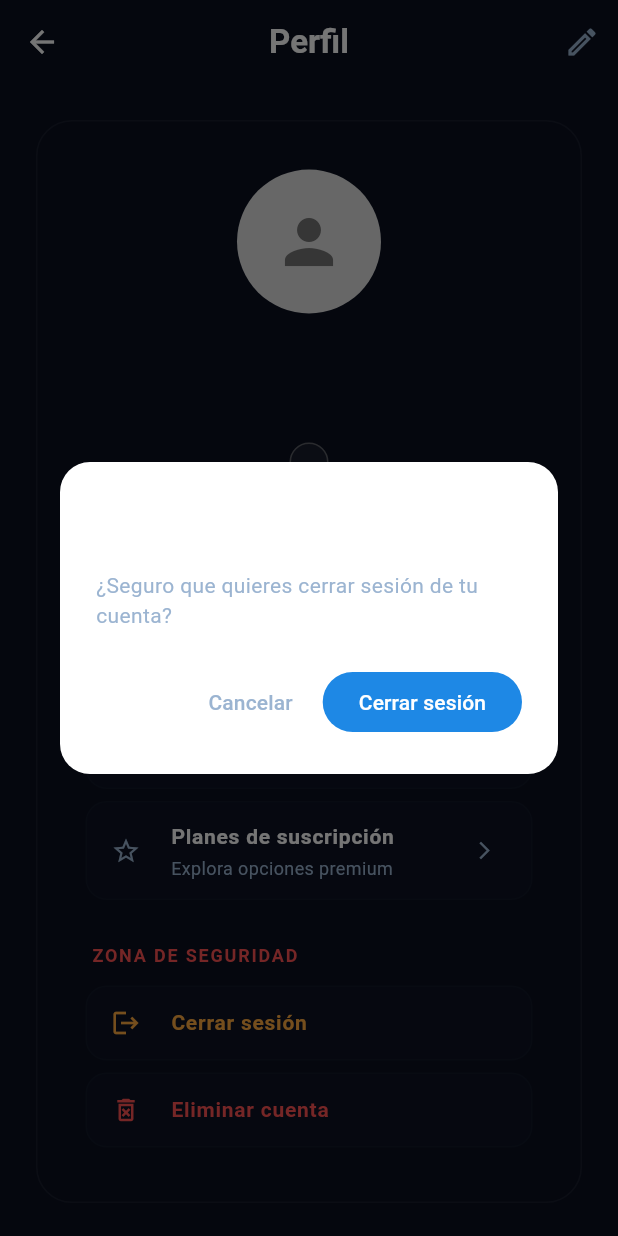
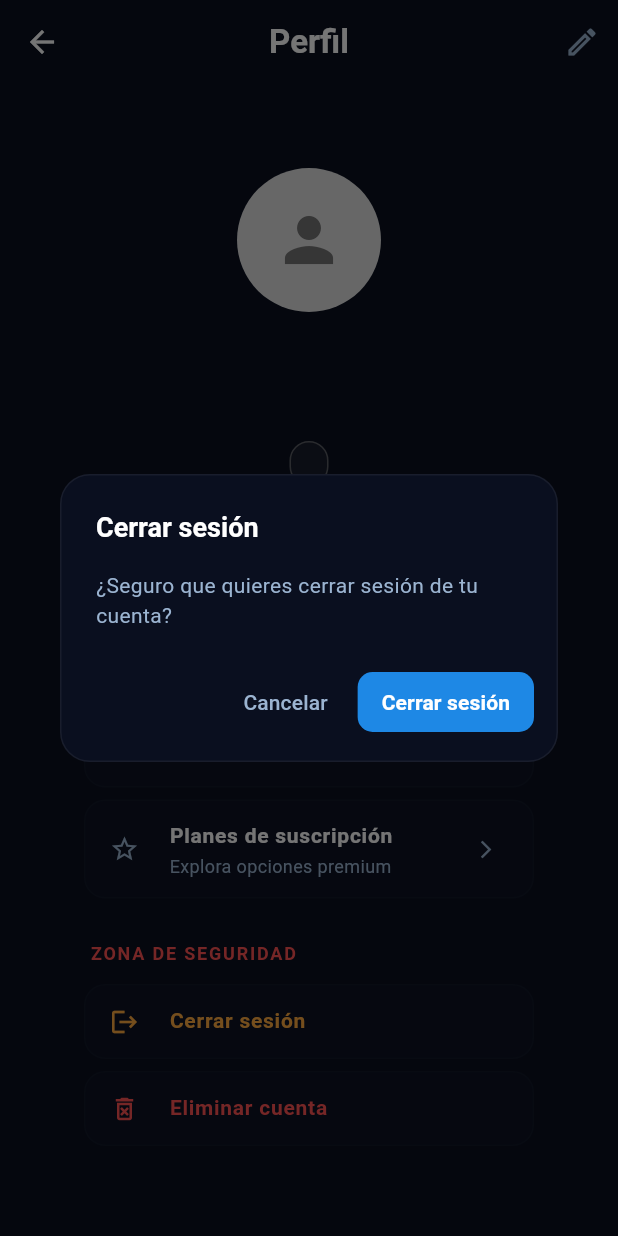
Before and after one commit to albertoUbe/flee_front, a Flutter app: the ProfileScreen screen opened directly, after a tap on "Cerrar sesión", on a phone screen of 412 x 824 dp. Run offline on Flutter 3.47's test engine with Material 3 defaults, Android fonts, the phone set to English and light mode, and no system bars; our stand-ins replace cached_network_image, image_picker, shared_preferences; accounts and stored records are empty; network calls fail.

Commit message:
Commit front-end modificated

```diff
--- a/lib/screens/main_shell.dart
+++ b/lib/screens/main_shell.dart
@@ -1,6 +1,6 @@
 import 'package:flee_front/core/theme/theme_dark_light.dart';
 import 'package:flutter/material.dart';
-import '../main.dart'; // para acceder a themeNotifier
+import '../main.dart';
 import 'feed/feed_screen.dart';
 import 'communities/communities_screen.dart';
 import 'profile/profile_screen.dart';
--- a/lib/screens/profile/profile_screen.dart
+++ b/lib/screens/profile/profile_screen.dart
@@ -15,7 +15,6 @@ class ProfileScreen extends StatefulWidget {
 }
 
 class _ProfileScreenState extends State<ProfileScreen> {
-  // Paleta de colores unificada y compartida de Flee
   static const Color bgDark = Color(0xFF0A0F1F);
   static const Color textMuted = Color(0xFF9BB4D1);
   static const Color accentBlue = Color(0xFF42A5F5);
@@ -45,8 +44,19 @@ class _ProfileScreenState extends State<ProfileScreen> {
       builder: (context, constraints) {
         final bool isDesktop = constraints.maxWidth > 600;
 
-        return Scaffold(
-          backgroundColor: bgDark,
+        return Container(
+          decoration: isDesktop
+              ? const BoxDecoration(
+                  gradient: RadialGradient(
+                    center: Alignment(0.0, -0.2),
+                    radius: 1.3,
+                    colors: [gradientStart, gradientEnd],
+                    stops: [0.0, 1.0],
+                  ),
+                )
+              : const BoxDecoration(color: bgDark),
+          child: Scaffold(
+            backgroundColor: Colors.transparent,
             appBar: AppBar(
               backgroundColor: Colors.transparent,
               elevation: 0,
@@ -63,45 +73,39 @@ class _ProfileScreenState extends State<ProfileScreen> {
                   icon: const Icon(Icons.edit_outlined, color: textMuted),
                   onPressed: () => Navigator.push(
                     context,
-                  MaterialPageRoute(builder: (_) => const EditProfileScreen()),
+                    MaterialPageRoute(
+                      builder: (_) => const EditProfileScreen(),
+                    ),
                   ),
                 ),
               ],
             ),
-          extendBodyBehindAppBar: true,
-          body: Container(
-            width: double.infinity,
-            height: double.infinity,
-            decoration: isDesktop
-                ? const BoxDecoration(
-                    gradient: RadialGradient(
-                      center: Alignment(0.0, -0.2),
-                      radius: 1.3,
-                      colors: [gradientStart, gradientEnd],
-                      stops: [0.0, 1.0],
-                    ),
-                  )
-                : const BoxDecoration(color: bgDark),
-            child: SafeArea(
+            body: SafeArea(
               child: Center(
                 child: SingleChildScrollView(
-                  padding: const EdgeInsets.all(24),
+                  padding: const EdgeInsets.symmetric(
+                    horizontal: 24,
+                    vertical: 10,
+                  ),
                   child: ConstrainedBox(
                     constraints: const BoxConstraints(maxWidth: 500),
                     child: Container(
-                      // Mismo padding interno que la tarjeta de comunidad
-                      padding: const EdgeInsets.all(32),
-                      decoration: BoxDecoration(
+                      padding: const EdgeInsets.symmetric(
+                        horizontal: 32,
+                        vertical: 24,
+                      ),
+                      decoration: isDesktop
+                          ? BoxDecoration(
                               color: bgDark.withValues(alpha: 0.6),
                               borderRadius: BorderRadius.circular(24),
                               border: Border.all(
                                 color: Colors.white.withValues(alpha: 0.06),
                               ),
-                      ),
+                            )
+                          : const BoxDecoration(),
                       child: Column(
                         crossAxisAlignment: CrossAxisAlignment.start,
                         children: [
-                          // 1. Cabecera del Perfil (Avatar + Info Principal) Centrada
                           Center(
                             child: Column(
                               children: [
@@ -143,8 +147,6 @@ class _ProfileScreenState extends State<ProfileScreen> {
                             ),
                           ),
                           const SizedBox(height: 32),
-
-                          // 2. Sección: Cuenta y Suscripción
                           const Padding(
                             padding: EdgeInsets.only(left: 4, bottom: 8),
                             child: Text(
@@ -195,8 +197,6 @@ class _ProfileScreenState extends State<ProfileScreen> {
                             ),
                           ),
                           const SizedBox(height: 24),
-
-                          // 3. Sección: Zona de Peligro
                           const Padding(
                             padding: EdgeInsets.only(left: 4, bottom: 8),
                             child: Text(
@@ -236,7 +236,6 @@ class _ProfileScreenState extends State<ProfileScreen> {
     );
   }
 
-  /// Elemento de lista estilizado para encajar perfectamente de forma nativa en la Card
   Widget _buildTile({
     required IconData icon,
     required String title,
@@ -249,9 +248,7 @@ class _ProfileScreenState extends State<ProfileScreen> {
     return Container(
       margin: const EdgeInsets.symmetric(vertical: 4),
       decoration: BoxDecoration(
-        color: const Color(
-          0xFF0F172A,
-        ).withValues(alpha: 0.4), // Integración sutil dentro de la Card
+        color: const Color(0xFF0F172A).withValues(alpha: 0.4),
         borderRadius: BorderRadius.circular(14),
         border: Border.all(color: Colors.white.withValues(alpha: 0.02)),
       ),
@@ -280,10 +277,15 @@ class _ProfileScreenState extends State<ProfileScreen> {
   }
 
   ThemeData _dialogTheme(BuildContext context) {
-    return Theme.of(
-      context,
-    ).copyWith(dialogBackgroundColor: bgDark, scaffoldBackgroundColor: bgDark);
+    return Theme.of(context).copyWith(
+      dialogTheme: const DialogThemeData(backgroundColor: bgDark, elevation: 0),
+    );
   }
+
+  ShapeBorder get _dialogShape => RoundedRectangleBorder(
+    borderRadius: BorderRadius.circular(20),
+    side: BorderSide(color: Colors.white.withValues(alpha: 0.06), width: 1.0),
+  );
 
   Future<void> _signOut() async {
     final confirm = await showDialog<bool>(
@@ -291,23 +293,51 @@ class _ProfileScreenState extends State<ProfileScreen> {
       builder: (ctx) => Theme(
         data: _dialogTheme(context),
         child: AlertDialog(
+          shape: _dialogShape,
           title: const Text(
             'Cerrar sesión',
-            style: TextStyle(color: Colors.white),
+            style: TextStyle(
+              color: Colors.white,
+              fontWeight: FontWeight.bold,
+              fontSize: 18,
+            ),
           ),
           content: const Text(
             '¿Seguro que quieres cerrar sesión de tu cuenta?',
-            style: TextStyle(color: textMuted),
+            style: TextStyle(color: textMuted, fontSize: 14),
+          ),
+          actionsPadding: const EdgeInsets.only(
+            bottom: 16,
+            right: 16,
+            left: 16,
           ),
           actions: [
             TextButton(
               onPressed: () => Navigator.pop(ctx, false),
-              child: const Text('Cancelar', style: TextStyle(color: textMuted)),
+              style: TextButton.styleFrom(
+                foregroundColor: textMuted,
+                shape: RoundedRectangleBorder(
+                  borderRadius: BorderRadius.circular(10),
+                ),
+              ),
+              child: const Text('Cancelar'),
             ),
             FilledButton(
               onPressed: () => Navigator.pop(ctx, true),
-              style: FilledButton.styleFrom(backgroundColor: buttonBlue),
-              child: const Text('Cerrar sesión'),
+              style: FilledButton.styleFrom(
+                backgroundColor: buttonBlue,
+                shape: RoundedRectangleBorder(
+                  borderRadius: BorderRadius.circular(10),
+                ),
+                padding: const EdgeInsets.symmetric(
+                  horizontal: 16,
+                  vertical: 8,
+                ),
+              ),
+              child: const Text(
+                'Cerrar sesión',
+                style: TextStyle(fontWeight: FontWeight.bold),
+              ),
             ),
           ],
         ),
@@ -324,23 +354,51 @@ class _ProfileScreenState extends State<ProfileScreen> {
       builder: (ctx) => Theme(
         data: _dialogTheme(context),
         child: AlertDialog(
+          shape: _dialogShape,
           title: const Text(
             'Eliminar cuenta',
-            style: TextStyle(color: Colors.white),
+            style: TextStyle(
+              color: Colors.white,
+              fontWeight: FontWeight.bold,
+              fontSize: 18,
+            ),
           ),
           content: const Text(
             'Esta acción es permanente y destructiva. Se eliminarán todos tus datos de inmediato. ¿Continuar?',
-            style: TextStyle(color: textMuted),
+            style: TextStyle(color: textMuted, fontSize: 14),
+          ),
+          actionsPadding: const EdgeInsets.only(
+            bottom: 16,
+            right: 16,
+            left: 16,
           ),
           actions: [
             TextButton(
               onPressed: () => Navigator.pop(ctx, false),
-              child: const Text('Cancelar', style: TextStyle(color: textMuted)),
+              style: TextButton.styleFrom(
+                foregroundColor: textMuted,
+                shape: RoundedRectangleBorder(
+                  borderRadius: BorderRadius.circular(10),
+                ),
+              ),
+              child: const Text('Cancelar'),
             ),
             FilledButton(
               onPressed: () => Navigator.pop(ctx, true),
-              style: FilledButton.styleFrom(backgroundColor: Colors.redAccent),
-              child: const Text('Eliminar definitivamente'),
+              style: FilledButton.styleFrom(
+                backgroundColor: Colors.redAccent,
+                shape: RoundedRectangleBorder(
+                  borderRadius: BorderRadius.circular(10),
+                ),
+                padding: const EdgeInsets.symmetric(
+                  horizontal: 16,
+                  vertical: 8,
+                ),
+              ),
+              child: const Text(
+                'Eliminar definitivamente',
+                style: TextStyle(fontWeight: FontWeight.bold),
+              ),
             ),
           ],
         ),
```
Also changed, not shown: lib/screens/communities/create_community_screen.dart (+5 -16 lines), lib/screens/post/create_post_screen.dart (+69 -48 lines), lib/screens/profile/edit_profile_screen.dart (+26 -29 lines). Lines whose indentation alone changed are shown as unchanged.
